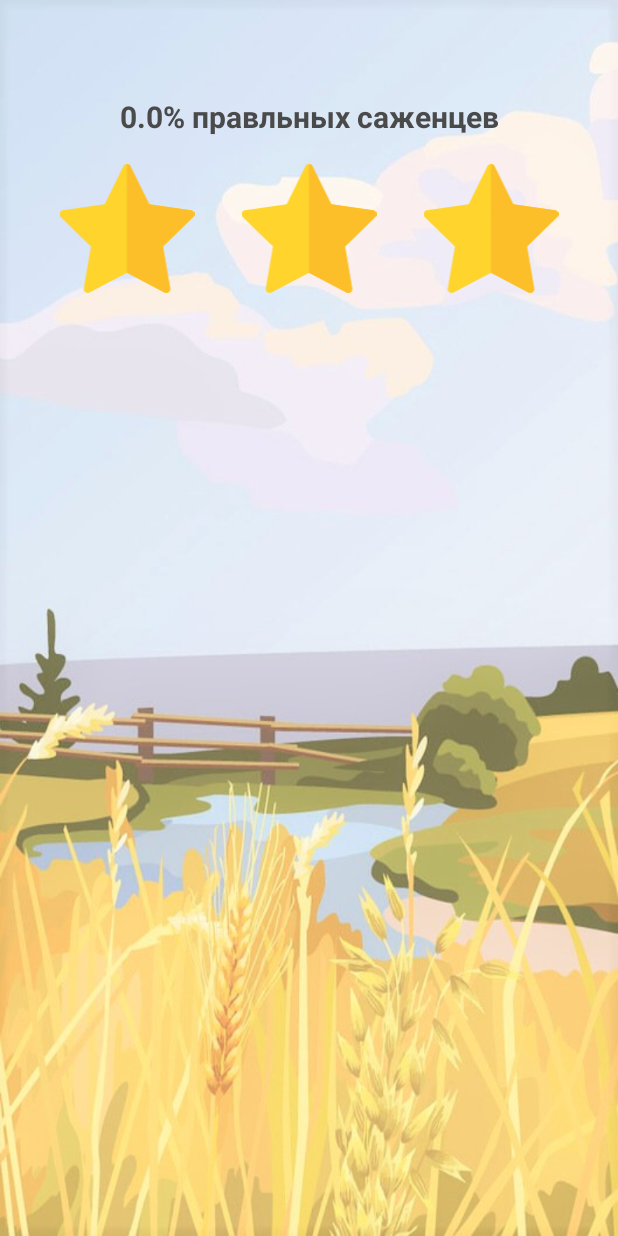
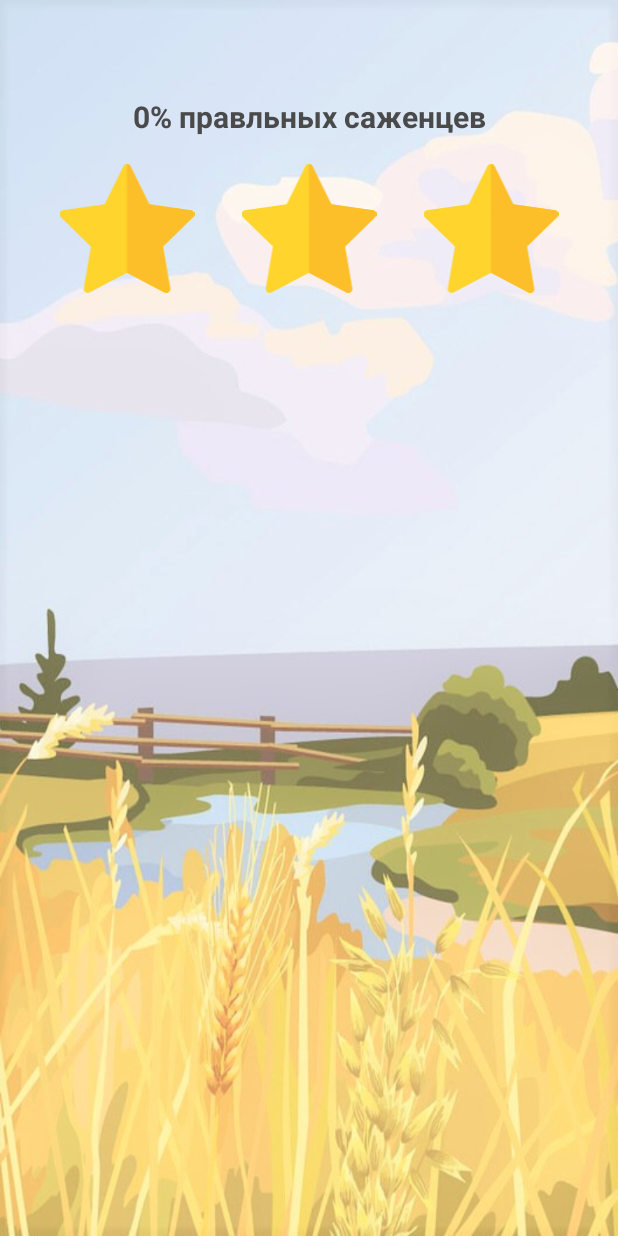
Before and after one commit to prolapsed-kneecap/Siberia, an Android app: the ResultedActivity screen opened directly, with no data from a screen before it, on a phone screen of 412 x 824 dp. Run offline under Robolectric (Android 15) with nearby library versions, the phone set to English and light mode, and no system bars.

Commit message:
ResultedActivity on timer ended fab icon change

```diff
--- a/app/src/main/java/com/charkosoff/siberia/Repository.kt
+++ b/app/src/main/java/com/charkosoff/siberia/Repository.kt
@@ -19,7 +19,7 @@ class Repository {
     private var currentTime = 0L
     private val timeUpdater = 1000L
 
-    private var globalStop:Long = 125000L
+    private var globalStop:Long = 120000L
     private var globalCurrentTime = 0L
 
     fun startTimer(){
@@ -57,8 +57,8 @@ class Repository {
                 speed = 0L
             if (System.currentTimeMillis() - prevTime > timeUpdater)   {
                 globalCurrentTime += speed
-                if(globalCurrentTime>125000)
-                    globalCurrentTime=125000
+                if(globalCurrentTime>120000)
+                    globalCurrentTime=120000
                 globalTimer.postValue(Resource.Loading(globalCurrentTime))
                 prevTime = System.currentTimeMillis()
             }
--- a/app/src/main/java/com/charkosoff/siberia/ResultedActivity.kt
+++ b/app/src/main/java/com/charkosoff/siberia/ResultedActivity.kt
@@ -19,8 +19,6 @@ class ResultedActivity : AppCompatActivity() {
         ListOfFields.fields.forEach {
             summ+=it.percentOfAnswer()
         }
-        res.append((summ/4.0).toString() + "% правльных саженцев")
-
-
+        res.text = ((summ/4.0).toInt().toString() + "% правльных саженцев")
     }
 }
--- a/app/src/main/java/com/charkosoff/siberia/fragment/mainFrag/MainFragment.kt
+++ b/app/src/main/java/com/charkosoff/siberia/fragment/mainFrag/MainFragment.kt
@@ -92,9 +92,7 @@ class MainFragment : Fragment() {
                 }
                 is Resource.Success -> {
                     val result = Intent(activity, ResultedActivity::class.java)
-                    // startActivity(result)
-
-
+                    startActivity(result)
                 }
             }
         }
--- a/app/src/main/res/layout/fragment_view_pager.xml
+++ b/app/src/main/res/layout/fragment_view_pager.xml
@@ -56,7 +56,7 @@
         app:layout_constraintBottom_toBottomOf="parent"
         app:layout_constraintEnd_toEndOf="parent"
         app:layout_constraintStart_toStartOf="@+id/viewPager2"
-        app:srcCompat="@android:drawable/ic_dialog_dialer"
+        app:srcCompat="@drawable/vectortractor"
         app:tint="@color/main_text" />
 
         <com.google.android.material.floatingactionbutton.FloatingActionButton
```
Also changed, not shown: app/src/main/java/com/charkosoff/siberia/AchievmentsFragment.kt (renamed from app/src/main/java/com/charkosoff/siberia/Achivments.kt, +6 -3 lines).
